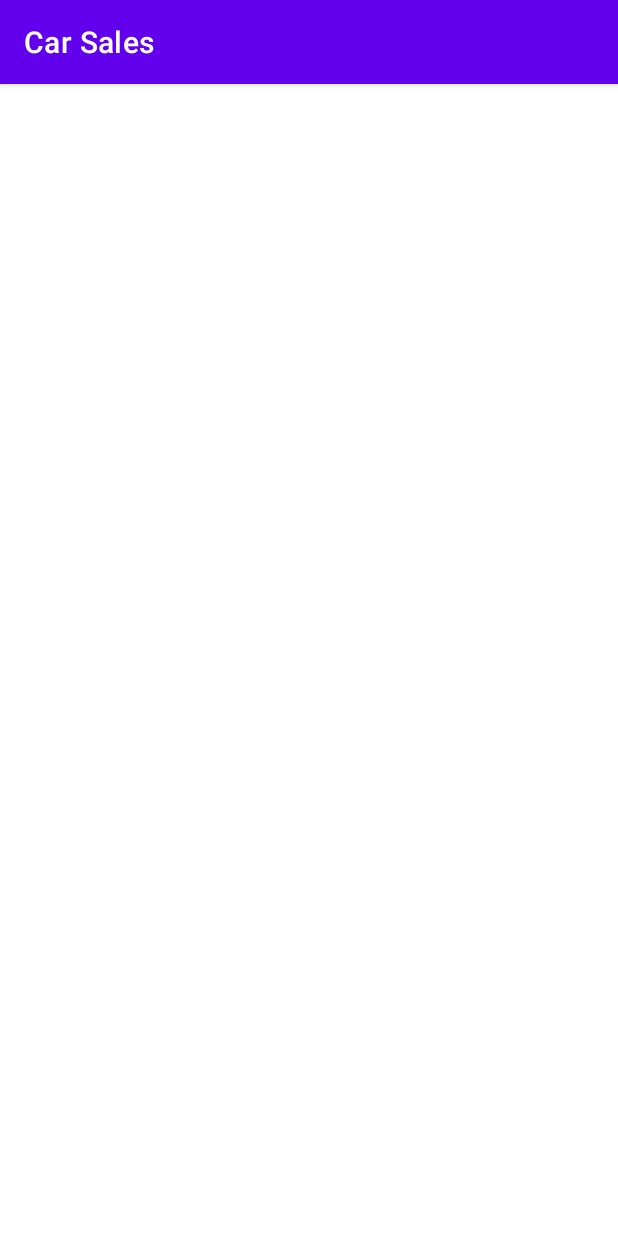
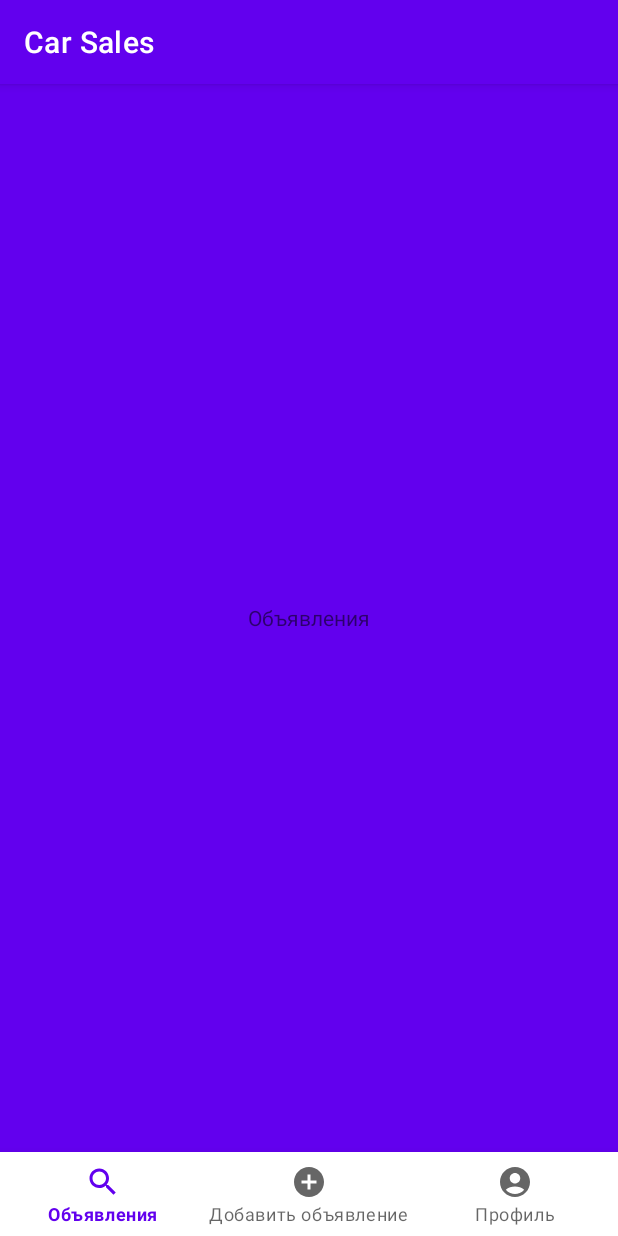
Before and after one commit to Odyvannnn/CarSales, an Android app: the MainActivity screen opened directly, with no data from a screen before it, on a phone screen of 412 x 824 dp. Run offline under Robolectric (Android 15) with nearby library versions, the phone set to English and light mode, and no system bars.

Commit message:
added bottom nav bar

```diff
--- a/app/src/main/java/com/main/carsales/auth/LoginFragment.kt
+++ b/app/src/main/java/com/main/carsales/auth/LoginFragment.kt
@@ -44,7 +44,7 @@ class LoginFragment : Fragment() {
 
         binding.goToRegister.setOnClickListener {
             val navController = NavHostFragment.findNavController(this)
-            navController.navigate(R.id.RegisterFragment)
+            navController.navigate(R.id.registerFragment)
         }
 
         //Firebase Auth
@@ -102,7 +102,7 @@ class LoginFragment : Fragment() {
                     ).show()
                     updateUI(user)
                     val navController = NavHostFragment.findNavController(this)
-                    navController.navigate(R.id.action_LoginFragment_to_MainActivity)
+                    navController.navigate(R.id.action_loginFragment_to_mainActivity)
                 } else {
                     // If sign in fails, display a message to the user.
                     Log.w(ContentValues.TAG, "createUserWithEmail:failure", task.exception)
--- a/app/src/main/java/com/main/carsales/auth/RegisterFragment.kt
+++ b/app/src/main/java/com/main/carsales/auth/RegisterFragment.kt
@@ -45,7 +45,7 @@ class RegisterFragment : Fragment() {
 
         binding.goToLogin.setOnClickListener {
             val navController = NavHostFragment.findNavController(this)
-            navController.navigate(R.id.LoginFragment)
+            navController.navigate(R.id.loginFragment)
         }
 
         //Firebase Auth
@@ -103,7 +103,7 @@ class RegisterFragment : Fragment() {
                     ).show()
                     updateUI(user)
                     val navController = NavHostFragment.findNavController(this)
-                    navController.navigate(R.id.action_RegisterFragment_to_MainActivity)
+                    navController.navigate(R.id.action_registerFragment_to_mainActivity)
                 } else {
                     // If sign in fails, display a message to the user.
                     Log.w(ContentValues.TAG, "createUserWithEmail:failure", task.exception)
--- /dev/null
+++ b/app/src/main/java/com/main/carsales/main/HomeFragment.kt
@@ -0,0 +1,18 @@
+package com.main.carsales.main
+
+import android.os.Bundle
+import android.view.LayoutInflater
+import android.view.View
+import android.view.ViewGroup
+import androidx.fragment.app.Fragment
+import com.main.carsales.R
+
+class HomeFragment : Fragment() {
+    override fun onCreateView(
+        inflater: LayoutInflater, container: ViewGroup?,
+        savedInstanceState: Bundle?
+    ): View? {
+        // Inflate the layout for this fragment
+        return inflater.inflate(R.layout.fragment_home, container, false)
+    }
+}
--- a/app/src/main/java/com/main/carsales/main/MainActivity.kt
+++ b/app/src/main/java/com/main/carsales/main/MainActivity.kt
@@ -2,11 +2,40 @@ package com.main.carsales.main
 
 import androidx.appcompat.app.AppCompatActivity
 import android.os.Bundle
+import androidx.fragment.app.Fragment
 import com.main.carsales.R
+import com.main.carsales.databinding.ActivityMainBinding
 
 class MainActivity : AppCompatActivity() {
+
+    private lateinit var binding: ActivityMainBinding
     override fun onCreate(savedInstanceState: Bundle?) {
         super.onCreate(savedInstanceState)
-        setContentView(R.layout.activity_main)
+        binding = ActivityMainBinding.inflate(layoutInflater)
+        setContentView(binding.root)
+
+        replaceFragment(HomeFragment())
+
+        binding.bottomNavigationView.setOnItemSelectedListener {
+            when(it.itemId){
+                R.id.ads->replaceFragment(HomeFragment())
+                R.id.addAd->replaceFragment(AddAdFragment())
+                R.id.account->replaceFragment(AccountFragment())
+
+                else ->{
+
+                }
+            }
+            true
+        }
+
+    }
+
+    private fun replaceFragment(fragment: Fragment){
+        val fragmentManager = supportFragmentManager
+        val fragmentTransaction = fragmentManager.beginTransaction()
+        fragmentTransaction.replace(R.id.frame_layout, fragment)
+        fragmentTransaction.commit()
+
     }
 }
--- /dev/null
+++ b/app/src/main/res/drawable/ic_baseline_account_circle_24.xml
@@ -0,0 +1,5 @@
+<vector android:height="24dp" android:tint="#000000"
+    android:viewportHeight="24" android:viewportWidth="24"
+    android:width="24dp" xmlns:android="http://schemas.android.com/apk/res/android">
+    <path android:fillColor="@android:color/white" android:pathData="M12,2C6.48,2 2,6.48 2,12s4.48,10 10,10s10,-4.48 10,-10S17.52,2 12,2zM12,6c1.93,0 3.5,1.57 3.5,3.5S13.93,13 12,13s-3.5,-1.57 -3.5,-3.5S10.07,6 12,6zM12,20c-2.03,0 -4.43,-0.82 -6.14,-2.88C7.55,15.8 9.68,15 12,15s4.45,0.8 6.14,2.12C16.43,19.18 14.03,20 12,20z"/>
+</vector>
--- /dev/null
+++ b/app/src/main/res/drawable/ic_baseline_add_circle_24.xml
@@ -0,0 +1,5 @@
+<vector android:height="24dp" android:tint="#000000"
+    android:viewportHeight="24" android:viewportWidth="24"
+    android:width="24dp" xmlns:android="http://schemas.android.com/apk/res/android">
+    <path android:fillColor="@android:color/white" android:pathData="M12,2C6.48,2 2,6.48 2,12s4.48,10 10,10 10,-4.48 10,-10S17.52,2 12,2zM17,13h-4v4h-2v-4L7,13v-2h4L11,7h2v4h4v2z"/>
+</vector>
--- /dev/null
+++ b/app/src/main/res/drawable/ic_baseline_search_24.xml
@@ -0,0 +1,5 @@
+<vector android:height="24dp" android:tint="#000000"
+    android:viewportHeight="24" android:viewportWidth="24"
+    android:width="24dp" xmlns:android="http://schemas.android.com/apk/res/android">
+    <path android:fillColor="@android:color/white" android:pathData="M15.5,14h-0.79l-0.28,-0.27C15.41,12.59 16,11.11 16,9.5 16,5.91 13.09,3 9.5,3S3,5.91 3,9.5 5.91,16 9.5,16c1.61,0 3.09,-0.59 4.23,-1.57l0.27,0.28v0.79l5,4.99L20.49,19l-4.99,-5zM9.5,14C7.01,14 5,11.99 5,9.5S7.01,5 9.5,5 14,7.01 14,9.5 11.99,14 9.5,14z"/>
+</vector>
--- a/app/src/main/res/layout/activity_main.xml
+++ b/app/src/main/res/layout/activity_main.xml
@@ -6,4 +6,25 @@
     android:layout_height="match_parent"
     tools:context=".main.MainActivity">
 
+
+    <FrameLayout
+        android:id="@+id/frame_layout"
+        android:layout_width="0dp"
+        android:layout_height="0dp"
+        app:layout_constraintBottom_toTopOf="@+id/bottomNavigationView"
+        app:layout_constraintEnd_toEndOf="parent"
+        app:layout_constraintStart_toStartOf="parent"
+        app:layout_constraintTop_toTopOf="parent">
+
+    </FrameLayout>
+
+    <com.google.android.material.bottomnavigation.BottomNavigationView
+        android:id="@+id/bottomNavigationView"
+        android:layout_width="match_parent"
+        android:layout_height="wrap_content"
+        app:layout_constraintBottom_toBottomOf="parent"
+        app:layout_constraintEnd_toEndOf="parent"
+        app:layout_constraintStart_toStartOf="parent"
+        app:menu="@menu/bottom_nav_menu"/>
+
 </androidx.constraintlayout.widget.ConstraintLayout>
--- /dev/null
+++ b/app/src/main/res/layout/fragment_home.xml
@@ -0,0 +1,16 @@
+<?xml version="1.0" encoding="utf-8"?>
+<FrameLayout xmlns:android="http://schemas.android.com/apk/res/android"
+    xmlns:app="http://schemas.android.com/apk/res-auto"
+    xmlns:tools="http://schemas.android.com/tools"
+    android:layout_width="match_parent"
+    android:layout_height="match_parent"
+    tools:context=".main.HomeFragment"
+    android:background="@color/purple_500">
+
+        <TextView
+            android:id="@+id/textView2"
+            android:layout_width="wrap_content"
+            android:layout_height="wrap_content"
+            android:text="Объявления"
+            android:layout_gravity="center"/>
+</FrameLayout>
--- /dev/null
+++ b/app/src/main/res/menu/bottom_nav_menu.xml
@@ -0,0 +1,16 @@
+<?xml version="1.0" encoding="utf-8"?>
+<menu xmlns:android="http://schemas.android.com/apk/res/android">
+
+    <item
+        android:id="@+id/ads"
+        android:icon="@drawable/ic_baseline_search_24"
+        android:title="Объявления" />
+    <item
+        android:id="@+id/addAd"
+        android:icon="@drawable/ic_baseline_add_circle_24"
+        android:title="Добавить объявление" />
+    <item
+        android:id="@+id/account"
+        android:icon="@drawable/ic_baseline_account_circle_24"
+        android:title="Профиль" />
+</menu>
--- a/app/src/main/res/values/strings.xml
+++ b/app/src/main/res/values/strings.xml
@@ -17,4 +17,6 @@
     <string name="go_to_register">Нет аккаунта?</string>
     <string name="name">Имя</string>
     <string name="signOut">Выход</string>
+    <!-- TODO: Remove or change this placeholder text -->
+    <string name="hello_blank_fragment">Hello blank fragment</string>
 </resources>
```
Also changed, not shown: app/src/main/java/com/main/carsales/main/AccountFragment.kt (added, +17 -0 lines), app/src/main/java/com/main/carsales/main/AddAdFragment.kt (added, +18 -0 lines), app/src/main/res/layout/fragment_account.xml (added, +15 -0 lines), app/src/main/res/layout/fragment_add_ad.xml (added, +18 -0 lines), app/src/main/res/navigation/nav_graph.xml (+12 -12 lines).
